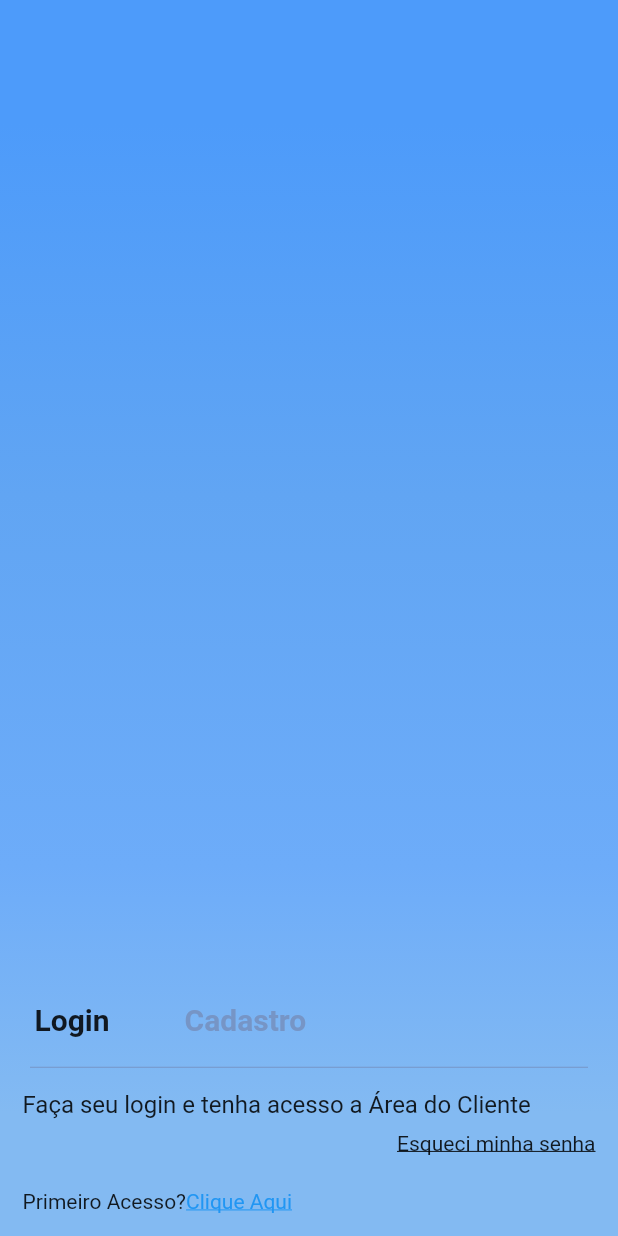
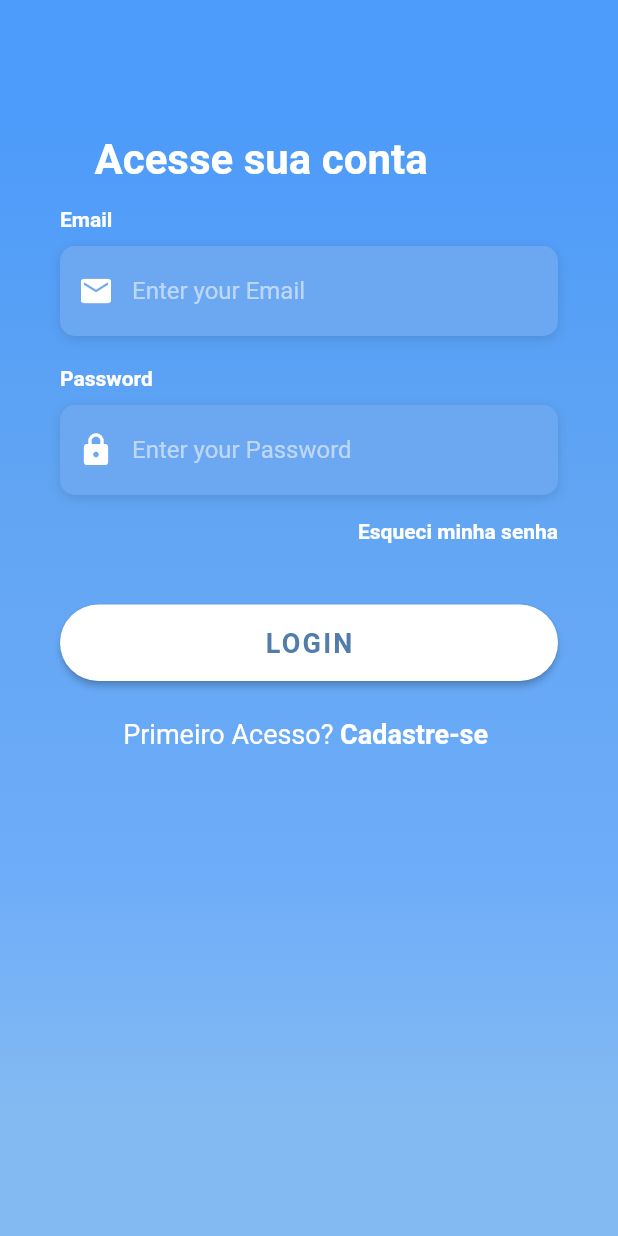
Before and after one commit to neipoeta/marmitec, a Flutter app: the screen it shows after launch, on a phone screen of 412 x 824 dp. Run offline on Flutter 3.47's test engine with Material 2 defaults, Android fonts, the phone set to English and light mode, and no system bars; our stand-ins replace awesome_notifications, get; missing offline and left inert: ndialog; Roboto replaces fonts that are missing (OpenSans).

Commit message:
login ajustes ui

```diff
--- a/lib/pages/login/login_page.dart
+++ b/lib/pages/login/login_page.dart
@@ -3,6 +3,7 @@ import 'package:flutter/services.dart';
 import 'package:get/get.dart';
 import 'package:marmitec/controllers/login_controller.dart';
 import 'package:ndialog/ndialog.dart';
+import '../../utils/constantes.dart';
 import '../../widgets/drawer_padrao.dart';
 
 class LoginPage extends GetView<LoginController> {
@@ -46,7 +47,11 @@ class LoginPage extends GetView<LoginController> {
                   child: SizedBox(
                     height: double.infinity,
                     child: SingleChildScrollView(
-                      reverse: true,
+                      physics: const AlwaysScrollableScrollPhysics(),
+                      padding: const EdgeInsets.symmetric(
+                        horizontal: 40.0,
+                        vertical: 75.0,
+                      ),
                       child: Column(
                         children: [
                           Padding(
@@ -58,52 +63,84 @@ class LoginPage extends GetView<LoginController> {
                                 Container(
                                   margin: const EdgeInsets.only(left: 15),
                                   child: const Text(
-                                    'Login',
+                                    'Acesse sua conta',
                                     style: TextStyle(
-                                      fontSize: 20,
+                                      color: Colors.white,
+                                      fontFamily: 'OpenSans',
+                                      fontSize: 28.0,
                                       fontWeight: FontWeight.bold,
-                                    ),
-                                  ),
-                                ),
-                                GestureDetector(
-                                  onTap: () => {
-                                    //NavigationManager.navegarPara(Rotas.cadastroPage)
-                                  },
-                                  child: Container(
-                                    margin: const EdgeInsets.only(left: 50),
-                                    child: const Text(
-                                      'Cadastro',
-                                      style: TextStyle(
-                                        fontSize: 20,
-                                        fontWeight: FontWeight.bold,
-                                        color:
-                                            Color.fromARGB(255, 118, 149, 198),
-                                      ),
                                     ),
                                   ),
                                 ),
                               ],
                             ),
                           ),
-                          const Padding(
-                            padding: EdgeInsets.symmetric(
-                                horizontal: 20.0, vertical: 5),
-                            child: Divider(
-                              height: 1,
-                              color: Color.fromARGB(255, 118, 149, 198),
+                          Column(
+                            crossAxisAlignment: CrossAxisAlignment.start,
+                            children: <Widget>[
+                              Text(
+                                'Email',
+                                style: kLabelStyle,
+                              ),
+                              const SizedBox(height: 10.0),
+                              Container(
+                                margin: const EdgeInsets.only(bottom: 20),
+                                alignment: Alignment.centerLeft,
+                                decoration: kBoxDecorationStyle,
+                                height: 60.0,
+                                child: TextField(
+                                  keyboardType: TextInputType.emailAddress,
+                                  style: const TextStyle(
+                                    color: Colors.white,
+                                    fontFamily: 'OpenSans',
+                                  ),
+                                  decoration: InputDecoration(
+                                    border: InputBorder.none,
+                                    contentPadding:
+                                        const EdgeInsets.only(top: 14.0),
+                                    prefixIcon: const Icon(
+                                      Icons.email,
+                                      color: Colors.white,
+                                    ),
+                                    hintText: 'Enter your Email',
+                                    hintStyle: kHintTextStyle,
                                   ),
                                 ),
+                              ),
+                            ],
+                          ),
+                          Column(
+                            crossAxisAlignment: CrossAxisAlignment.start,
+                            children: <Widget>[
+                              Text(
+                                'Password',
+                                style: kLabelStyle,
+                              ),
+                              const SizedBox(height: 10.0),
                               Container(
                                 alignment: Alignment.centerLeft,
-                            margin: const EdgeInsets.only(left: 15),
-                            child: const Padding(
-                              padding: EdgeInsets.only(top: 10),
-                              child: Text(
-                                  'Faça seu login e tenha acesso a Área do Cliente',
-                                  style: TextStyle(
-                                    fontSize: 16,
-                                  )),
+                                decoration: kBoxDecorationStyle,
+                                height: 60.0,
+                                child: TextField(
+                                  obscureText: true,
+                                  style: const TextStyle(
+                                    color: Colors.white,
+                                    fontFamily: 'OpenSans',
                                   ),
+                                  decoration: InputDecoration(
+                                    border: InputBorder.none,
+                                    contentPadding:
+                                        const EdgeInsets.only(top: 14.0),
+                                    prefixIcon: const Icon(
+                                      Icons.lock,
+                                      color: Colors.white,
+                                    ),
+                                    hintText: 'Enter your Password',
+                                    hintStyle: kHintTextStyle,
+                                  ),
+                                ),
+                              ),
+                            ],
                           ),
                           // Padding(
                           //   padding: const EdgeInsets.symmetric(
@@ -130,13 +167,12 @@ class LoginPage extends GetView<LoginController> {
                           Container(
                             alignment: Alignment.centerRight,
                             child: Padding(
-                              padding: const EdgeInsets.symmetric(
-                                  horizontal: 15.0, vertical: 8),
+                              padding:
+                                  const EdgeInsets.symmetric(vertical: 16.0),
                               child: GestureDetector(
-                                child: const Text(
+                                child: Text(
                                   'Esqueci minha senha',
-                                  style: TextStyle(
-                                      decoration: TextDecoration.underline),
+                                  style: kLabelStyle,
                                 ),
                                 onTap: () async {
                                   if (_loginController.text.length < 6) {
@@ -234,22 +270,53 @@ class LoginPage extends GetView<LoginController> {
                           //     botaoPreenchidoAltura: BotaoPreenchidoAltura.baixa,
                           //   ),
                           // ),
-                          Padding(
-                            padding: const EdgeInsets.all(15),
-                            child: Row(
+                          Container(
+                            padding: const EdgeInsets.symmetric(vertical: 25.0),
+                            width: double.infinity,
+                            child: ElevatedButton(
+                              onPressed: () => print('Login Button Pressed'),
+                              style: ElevatedButton.styleFrom(
+                                backgroundColor: Colors.white,
+                                padding: const EdgeInsets.all(15.0),
+                                shape: RoundedRectangleBorder(
+                                  borderRadius: BorderRadius.circular(30.0),
+                                ),
+                              ),
+                              child: const Text(
+                                'LOGIN',
+                                style: TextStyle(
+                                  color: Color(0xFF527DAA),
+                                  letterSpacing: 1.5,
+                                  fontSize: 18.0,
+                                  fontWeight: FontWeight.bold,
+                                  fontFamily: 'OpenSans',
+                                ),
+                              ),
+                            ),
+                          ),
+                          GestureDetector(
+                            onTap: () => print('Sign Up Button Pressed'),
+                            child: RichText(
+                              text: const TextSpan(
                                 children: [
-                                const Text('Primeiro Acesso?'),
-                                GestureDetector(
-                                  onTap: () => {
-                                    //NavigationManager.navegarPara(Rotas.cadastroPage),
-                                  },
-                                  child: const Text('Clique Aqui',
+                                  TextSpan(
+                                    text: 'Primeiro Acesso? ',
                                     style: TextStyle(
-                                          color: Colors.blue,
-                                          decoration:
-                                              TextDecoration.underline)),
+                                      color: Colors.white,
+                                      fontSize: 18.0,
+                                      fontWeight: FontWeight.w400,
+                                    ),
+                                  ),
+                                  TextSpan(
+                                    text: 'Cadastre-se ',
+                                    style: TextStyle(
+                                      color: Colors.white,
+                                      fontSize: 18.0,
+                                      fontWeight: FontWeight.bold,
+                                    ),
                                   ),
                                 ],
+                              ),
                             ),
                           ),
                         ],
--- /dev/null
+++ b/lib/utils/constantes.dart
@@ -0,0 +1,24 @@
+import 'package:flutter/material.dart';
+
+const kHintTextStyle = TextStyle(
+  color: Colors.white54,
+  fontFamily: 'OpenSans',
+);
+
+const kLabelStyle = TextStyle(
+  color: Colors.white,
+  fontWeight: FontWeight.bold,
+  fontFamily: 'OpenSans',
+);
+
+final kBoxDecorationStyle = BoxDecoration(
+  color: const Color(0xFF6CA8F1),
+  borderRadius: BorderRadius.circular(10.0),
+  boxShadow: const [
+    BoxShadow(
+      color: Colors.black12,
+      blurRadius: 6.0,
+      offset: Offset(0, 2),
+    ),
+  ],
+);
```
Lines whose indentation alone changed are shown as unchanged.
